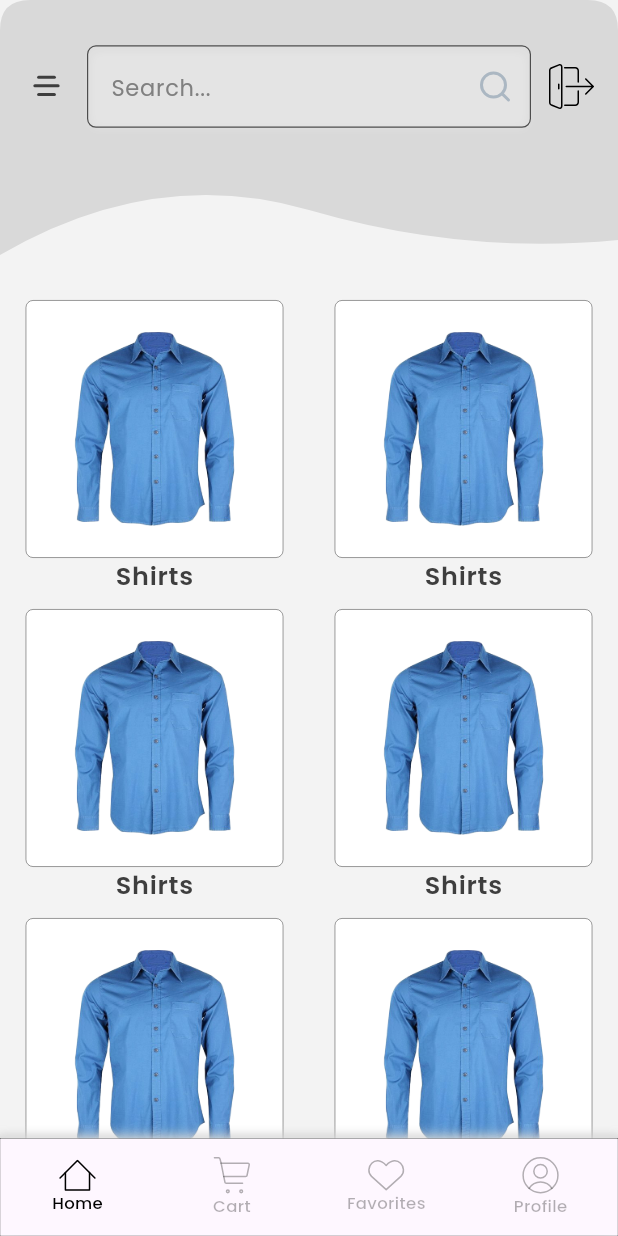
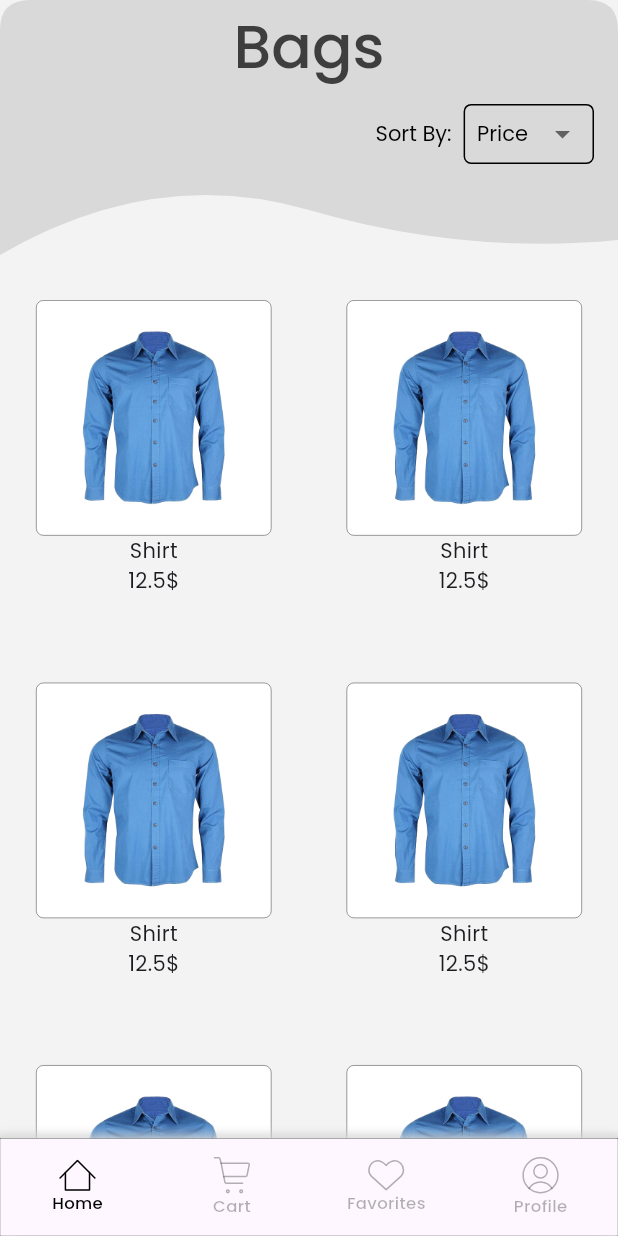
Before and after one commit to JustMax7CB/ProtoShop, a Flutter app: the screen it shows after launch, on a phone screen of 412 x 824 dp. Run offline on Flutter 3.47's test engine with Material 3 defaults, Android fonts, the phone set to English and light mode, and no system bars; our stand-ins replace flutter_bloc, flutter_svg.

Commit message:
- implemented models for item, product, category and shopping cart(probably will become later to bloc state) - defined more text styles - implemented part of products page

```diff
--- a/lib/main.dart
+++ b/lib/main.dart
@@ -1,4 +1,5 @@
 import 'package:flutter/material.dart';
+import 'package:protoshop/presentation/pages/category_page.dart';
 import 'package:protoshop/presentation/pages/login_page.dart';
 import 'package:protoshop/presentation/pages/main_page.dart';
 import 'package:protoshop/presentation/pages/register_page.dart';
@@ -14,11 +15,12 @@ class MainApp extends StatelessWidget {
   Widget build(BuildContext context) {
     return MaterialApp(
       debugShowCheckedModeBanner: false,
-      initialRoute: "/main",
+      initialRoute: "/category",
       routes: {
         "/main": (context) => const MainPage(),
         "/login": (context) => const LoginPage(),
-        "/register": (context) => const RegisterPage()
+        "/register": (context) => const RegisterPage(),
+        "/category": (context) => const CategoryPage(title: "Bags")
       },
     );
   }
--- /dev/null
+++ b/lib/models/product_item_model.dart
@@ -0,0 +1,18 @@
+import 'package:protoshop/models/item_model.dart';
+
+class ProductItemModel extends ItemModel {
+  final double price;
+  final String description;
+
+  ProductItemModel({
+    required super.name,
+    required this.description,
+    required super.imageUrl,
+    required this.price,
+  });
+
+  @override
+  String toString() {
+    return "ProductItemModel: [Name: $name, Description: $description, Price: $price, ImageUrl: $imageUrl]";
+  }
+}
--- a/lib/presentation/components/base_page.dart
+++ b/lib/presentation/components/base_page.dart
@@ -1,5 +1,5 @@
 import 'package:flutter/material.dart';
-import 'package:protoshop/presentation/components/CustomAppBar.dart';
+import 'package:protoshop/presentation/components/custom_app_bar.dart';
 import 'package:protoshop/theme/colors.dart';
 
 class BasePage extends StatelessWidget {
@@ -14,7 +14,7 @@ class BasePage extends StatelessWidget {
   Widget build(BuildContext context) {
     return Scaffold(
       backgroundColor: bodyBgColor,
-      extendBodyBehindAppBar: true,
+      extendBodyBehindAppBar: false,
       resizeToAvoidBottomInset: false,
       appBar: CustomAppBar(title: title),
       body: body,
--- /dev/null
+++ b/lib/presentation/pages/category_page.dart
@@ -0,0 +1,113 @@
+import 'package:flutter/material.dart';
+import 'package:protoshop/presentation/components/base_page.dart';
+import 'package:protoshop/presentation/components/navbar.dart';
+import 'package:protoshop/resources/resources.dart';
+import 'package:protoshop/theme/text_styles.dart';
+
+class CategoryPage extends StatelessWidget {
+  const CategoryPage({super.key, required this.title});
+
+  final String title;
+
+  @override
+  Widget build(BuildContext context) {
+    return BasePage(
+      title: SizedBox(
+        height: MediaQuery.sizeOf(context).height * 0.14,
+        child: Column(
+          mainAxisAlignment: MainAxisAlignment.spaceAround,
+          children: [
+            Text(
+              title,
+              style: titleStyle,
+            ),
+            sortDropdown()
+          ],
+        ),
+      ),
+      bottomNavBar: const MyNavbar(),
+      body: GridView(
+        gridDelegate:
+        const SliverGridDelegateWithFixedCrossAxisCount(crossAxisCount: 2,crossAxisSpacing: 2,mainAxisSpacing: 50),
+        children: [
+          itemContainer("Shirt", 12.5),
+          itemContainer("Shirt", 12.5),
+          itemContainer("Shirt", 12.5),
+          itemContainer("Shirt", 12.5),
+          itemContainer("Shirt", 12.5),
+          itemContainer("Shirt", 12.5),
+        ],
+      ),
+    );
+  }
+}
+
+Widget sortDropdown() {
+  return Row(
+    mainAxisAlignment: MainAxisAlignment.end,
+    children: [
+      const Text(
+        'Sort By:',
+        style: TextStyle(
+          fontFamily: "Poppins",
+          fontSize: 14,
+          color: Colors.black,
+        ),
+      ),
+      const SizedBox(width: 8),
+      Container(
+        height: 40,
+        padding: const EdgeInsets.symmetric(horizontal: 8),
+        decoration: BoxDecoration(
+          border: Border.all(color: Colors.black),
+          borderRadius: BorderRadius.circular(5),
+        ),
+        child: DropdownButtonHideUnderline(
+          child: DropdownButton<String>(
+            value: 'Price',
+            icon: const Icon(Icons.arrow_drop_down),
+            iconSize: 24,
+            elevation: 16,
+            style: const TextStyle(
+              fontFamily: "Poppins",
+              color: Colors.black,
+              fontSize: 14,
+            ),
+            onChanged: (String? newValue) {
+              // Handle dropdown value change
+            },
+            items: <String>['Price', 'Name', 'Rating']
+                .map<DropdownMenuItem<String>>((String value) {
+              return DropdownMenuItem<String>(
+                value: value,
+                child: Text(value),
+              );
+            }).toList(),
+          ),
+        ),
+      ),
+    ],
+  );
+}
+
+Widget itemContainer(String name, double price) {
+  return SizedBox(
+    height: 200,
+    width: 180,
+    child: Column(
+      children: [
+        Container(
+            padding: const EdgeInsets.all(18),
+            decoration: BoxDecoration(
+              color: Colors.white,
+              borderRadius: BorderRadius.circular(5),
+              border: Border.all(
+                  width: 0.6, color: const Color.fromRGBO(0, 0, 0, 0.45)),
+            ),
+            child: Image.asset(Images.shirt,height: 120,width: 120,)),
+        Text(name, style: TextStyle(fontFamily: "Poppins"),),
+        Text("$price\$", style: TextStyle(fontFamily: "Poppins"))
+      ],
+    ),
+  );
+}
--- a/lib/presentation/pages/main_page.dart
+++ b/lib/presentation/pages/main_page.dart
@@ -1,5 +1,6 @@
 import 'package:flutter/material.dart';
 import 'package:flutter_svg/flutter_svg.dart';
+import 'package:protoshop/models/category_item_model.dart';
 import 'package:protoshop/presentation/components/base_page.dart';
 import 'package:protoshop/presentation/components/input_field.dart';
 import 'package:protoshop/presentation/components/navbar.dart';
@@ -58,43 +59,55 @@ Widget body() {
     gridDelegate:
         const SliverGridDelegateWithFixedCrossAxisCount(crossAxisCount: 2),
     children: [
-      productContainer(),
-      productContainer(),
-      productContainer(),
-      productContainer(),
-      productContainer(),
-      productContainer(),
-      productContainer(),
-      productContainer(),
-      productContainer(),
-      productContainer(),
-      productContainer(),
+      categoryContainer(),
+      categoryContainer(),
+      categoryContainer(),
+      categoryContainer(),
+      categoryContainer(),
+      categoryContainer(),
+      categoryContainer(),
+      categoryContainer(),
+      categoryContainer(),
+      categoryContainer(),
+      categoryContainer(),
     ],
   );
 }
 
-Widget productContainer() {
+Widget categoryContainer() {
+  final categories = [
+    CategoryItemModel(name: "Shirt", imageUrl: Images.shirt),
+    CategoryItemModel(name: "Shirt", imageUrl: Images.shirt),
+    CategoryItemModel(name: "Shirt", imageUrl: Images.shirt),
+    CategoryItemModel(name: "Shirt", imageUrl: Images.shirt),
+  ];
   return Container(
     margin: const EdgeInsets.only(bottom: 10),
     child: Column(
         mainAxisAlignment: MainAxisAlignment.center,
+        children: categories
+            .map((e) => Column(
                   children: [
                     Flexible(
                         child: Container(
-                padding: const EdgeInsets.all(18),
+                      padding: const EdgeInsets.all(18.0),
                       decoration: BoxDecoration(
                         color: Colors.white,
-                  borderRadius: BorderRadius.circular(5),
+                        borderRadius: BorderRadius.circular(5.0),
                         border: Border.all(
-                      width: 0.6, color: const Color.fromRGBO(0, 0, 0, 0.45)),
+                          width: 0.6,
+                          color: const Color.fromRGBO(0, 0, 0, 0.45),
                         ),
-                child: Image.asset(Images.shirt))),
+                      ),
+                      child: Image.asset(e.imageUrl),
+                    )),
                     Center(
                         child: Text(
-          "Shirts",
+                      e.name,
                       style: categoryTextStyle,
                     ))
                   ],
-    ),
+                ))
+            .toList()),
   );
 }
```
Also changed, not shown: lib/models/category_item_model.dart (added, +10 -0 lines), lib/models/item_model.dart (added, +11 -0 lines), lib/models/shopping_cart.dart (added, +27 -0 lines), lib/theme/text_styles.dart (+55 -0 lines), lib/presentation/components/custom_app_bar.dart (renamed from lib/presentation/components/CustomAppBar.dart). Lines whose indentation alone changed are shown as unchanged.
